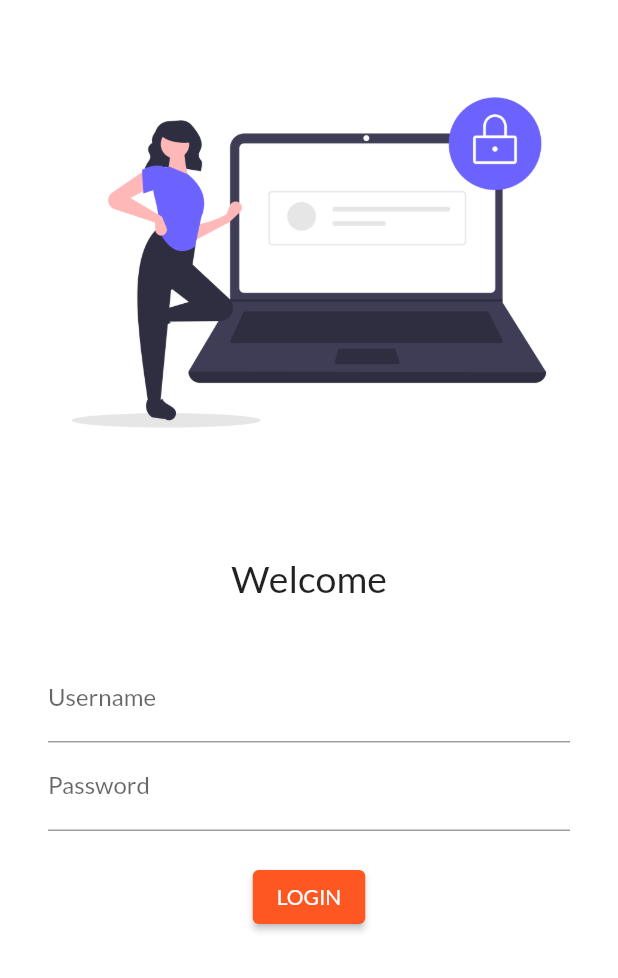
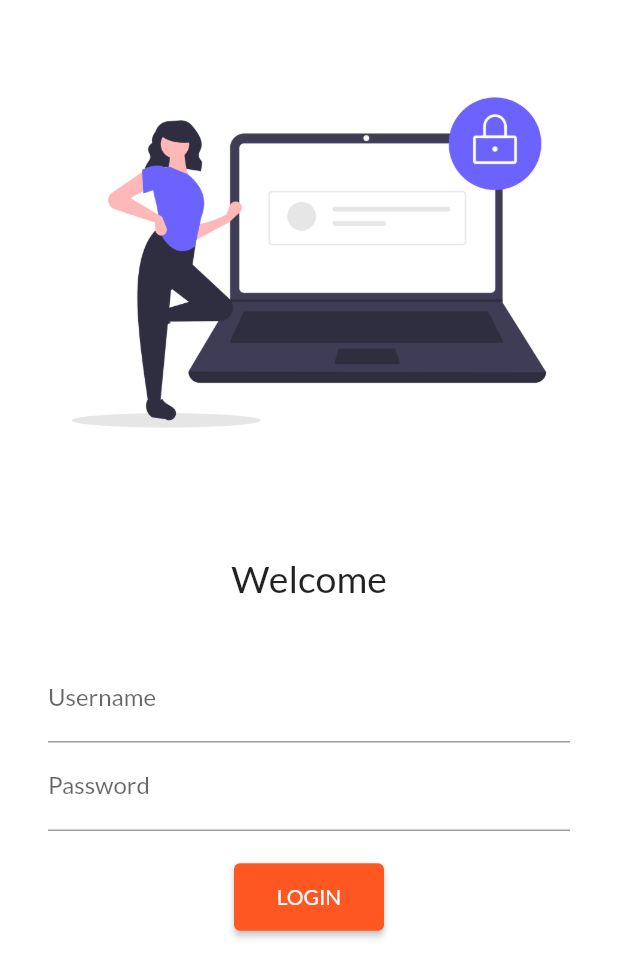
Before and after one commit to Vg119/projone, a Flutter app: the screen it shows after launch, on a phone screen of 412 x 824 dp. Shown: the top 978 px of the screen. Run offline on Flutter 3.47's test engine with Material 2 defaults, Android fonts, the phone set to English and light mode, and no system bars; our stand-ins replace google_fonts.

Commit message:
day 5 completed

```diff
--- a/lib/main.dart
+++ b/lib/main.dart
@@ -2,6 +2,7 @@ import 'package:flutter/material.dart';
 import 'package:projone/pages/homepage.dart';
 import 'package:projone/pages/loginpage.dart';
 import 'package:google_fonts/google_fonts.dart';
+import 'package:projone/utils/routes.dart';
 
 void main(){    //entry point of app , not in any class
   runApp(MyApp());
@@ -28,8 +29,8 @@ class MyApp extends StatelessWidget {
       ),
   // initialRoute: "/home",   //setting initialroute to "/home" , by default set to "/"
    routes: {
-          "/":(context) =>  Loginpage(),   // writing new LoginPage and LoginPage is same .
-          "/home" : (context) => Homepage()
+          Myroutes.login:(context) =>  Loginpage(),   // writing new LoginPage and LoginPage is same .
+          Myroutes.homepg : (context) => Homepage()
 
    },
     );
--- a/lib/pages/loginpage.dart
+++ b/lib/pages/loginpage.dart
@@ -1,4 +1,6 @@
 import 'package:flutter/material.dart';
+import 'package:projone/pages/homepage.dart';
+import 'package:projone/utils/routes.dart';
 
 class Loginpage extends StatelessWidget {
 
@@ -36,9 +38,10 @@ class Loginpage extends StatelessWidget {
                 SizedBox(height: 20),
               ElevatedButton(
                 child: Text("LOGIN"),
-                style: TextButton.styleFrom(),
+                style: TextButton.styleFrom(minimumSize: Size(100, 45)),      //setting size of login button
                 onPressed: (){
-                  print("hello vergab");
+               Navigator.push(context,
+                   MaterialPageRoute(builder: (context) => Homepage()));  //to navigate to homepage , context is re
                 },
               )
               ],),
--- /dev/null
+++ b/lib/utils/routes.dart
@@ -0,0 +1,4 @@
+class Myroutes{
+  static const String login = "/";
+  static const String homepg = "/home";
+}
```
